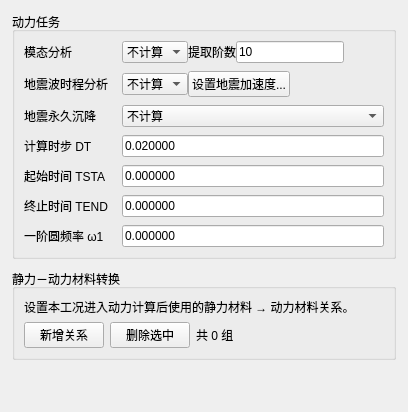
First picture: the form in plugins/Base_Solver/DamDynamicAnalysisPage.ui, repository asd977/base_cae, before the edit.
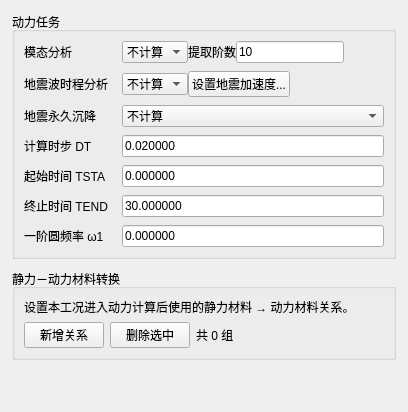
Second picture: the form after the edit.

```diff
--- a/plugins/Base_Solver/DamDynamicAnalysisPage.ui
+++ b/plugins/Base_Solver/DamDynamicAnalysisPage.ui
@@ -128,7 +128,7 @@
   <bool>false</bool>
  </property>
 </widget></item>
-      <item row="5" column="1"><widget class="QLineEdit" name="editTEND"><property name="text"><string>0.000000</string></property></widget></item>
+      <item row="5" column="1"><widget class="QLineEdit" name="editTEND"><property name="text"><string>30.000000</string></property></widget></item>
       <item row="6" column="0"><widget class="QLabel" name="labelWOMI1">
  <property name="sizePolicy">
   <sizepolicy hsizetype="Fixed" vsizetype="Preferred">
```
